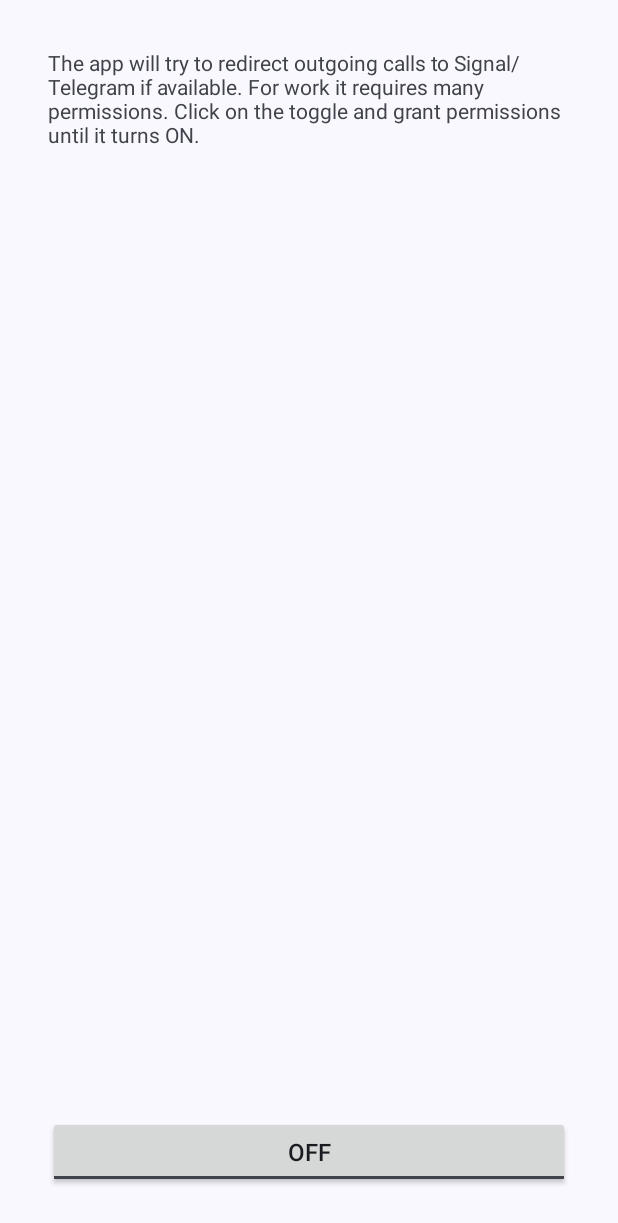
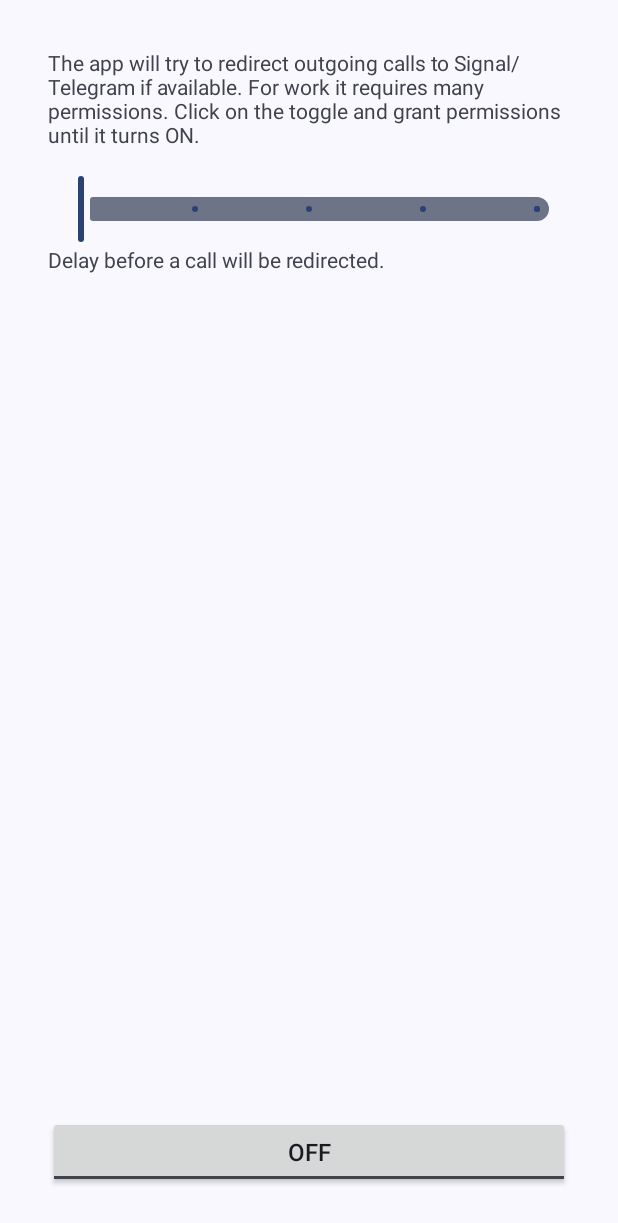
Before and after one commit to x13a/Red, an Android app: the screen it shows after launch (MainActivity), on a phone screen of 412 x 824 dp. Shown: the top 1223 px of the screen. Run offline under Robolectric (Android 15) with nearby library versions, the phone set to English and light mode, and no system bars.

Commit message:
redirection delay selector

```diff
--- a/app/build.gradle
+++ b/app/build.gradle
@@ -10,8 +10,8 @@ android {
         applicationId "me.lucky.red"
         minSdk 29
         targetSdk 32
-        versionCode 2
-        versionName "1.0.1"
+        versionCode 3
+        versionName "1.0.2"
 
         testInstrumentationRunner "androidx.test.runner.AndroidJUnitRunner"
     }
--- a/app/src/main/java/me/lucky/red/MainActivity.kt
+++ b/app/src/main/java/me/lucky/red/MainActivity.kt
@@ -44,12 +44,19 @@ class MainActivity : AppCompatActivity() {
         prefs = Preferences(this)
         roleManager = getSystemService(RoleManager::class.java)
         binding.apply {
+            redirectionDelay.value = (prefs.redirectionDelay / 1000).toFloat()
             toggle.isChecked = prefs.isServiceEnabled
         }
     }
 
     private fun setup() {
         binding.apply {
+            redirectionDelay.setLabelFormatter {
+                String.format("%.1f", it)
+            }
+            redirectionDelay.addOnChangeListener { _, value, _ ->
+                prefs.redirectionDelay = (value * 1000).toLong()
+            }
             toggle.setOnCheckedChangeListener { _, isChecked ->
                 if (isChecked && !hasPermissions()) {
                     toggle.isChecked = false
--- a/app/src/main/java/me/lucky/red/Preferences.kt
+++ b/app/src/main/java/me/lucky/red/Preferences.kt
@@ -7,6 +7,7 @@ import androidx.preference.PreferenceManager
 class Preferences(ctx: Context) {
     companion object {
         private const val SERVICE_ENABLED = "service_enabled"
+        private const val REDIRECTION_DELAY = "redirection_delay"
     }
 
     private val prefs = PreferenceManager.getDefaultSharedPreferences(ctx)
@@ -14,4 +15,8 @@ class Preferences(ctx: Context) {
     var isServiceEnabled: Boolean
         get() = prefs.getBoolean(SERVICE_ENABLED, false)
         set(value) = prefs.edit { putBoolean(SERVICE_ENABLED, value) }
+
+    var redirectionDelay: Long
+        get() = prefs.getLong(REDIRECTION_DELAY, 2000L)
+        set(value) = prefs.edit { putLong(REDIRECTION_DELAY, value) }
 }
--- a/app/src/main/res/layout/activity_main.xml
+++ b/app/src/main/res/layout/activity_main.xml
@@ -16,6 +16,39 @@
         app:layout_constraintStart_toStartOf="parent"
         app:layout_constraintTop_toTopOf="parent" />
 
+    <ScrollView
+        android:id="@+id/scrollView"
+        android:layout_width="0dp"
+        android:layout_height="0dp"
+        android:layout_marginVertical="16dp"
+        app:layout_constraintBottom_toTopOf="@+id/toggle"
+        app:layout_constraintEnd_toEndOf="parent"
+        app:layout_constraintStart_toStartOf="parent"
+        app:layout_constraintTop_toBottomOf="@+id/description">
+
+        <LinearLayout
+            android:layout_width="match_parent"
+            android:layout_height="wrap_content"
+            android:orientation="vertical">
+
+            <com.google.android.material.slider.Slider
+                android:id="@+id/redirectionDelay"
+                android:layout_width="match_parent"
+                android:layout_height="wrap_content"
+                android:contentDescription="@string/redirection_delay_description"
+                android:stepSize="0.5"
+                android:valueFrom="2"
+                android:valueTo="4" />
+
+            <TextView
+                android:id="@+id/description2"
+                android:layout_width="match_parent"
+                android:layout_height="wrap_content"
+                android:text="@string/redirection_delay_description" />
+
+        </LinearLayout>
+    </ScrollView>
+
     <ToggleButton
         android:id="@+id/toggle"
         android:layout_width="0dp"
--- a/app/src/main/res/values/strings.xml
+++ b/app/src/main/res/values/strings.xml
@@ -5,4 +5,5 @@
     <string name="popup">Redirecting to %1$s</string>
     <string name="signal">Signal</string>
     <string name="telegram">Telegram</string>
+    <string name="redirection_delay_description">Delay before a call will be redirected.</string>
 </resources>
--- a/build.gradle
+++ b/build.gradle
@@ -5,7 +5,7 @@ buildscript {
         mavenCentral()
     }
     dependencies {
-        classpath 'com.android.tools.build:gradle:7.1.0'
+        classpath 'com.android.tools.build:gradle:7.1.1'
         classpath "org.jetbrains.kotlin:kotlin-gradle-plugin:1.6.10"
 
         // NOTE: Do not place your application dependencies here; they belong
```
Also changed, not shown: app/src/main/java/me/lucky/red/CallRedirectionService.kt (+6 -1 lines), app/src/main/java/me/lucky/red/PopupWindow.kt (+7 -7 lines), 3 other files.
